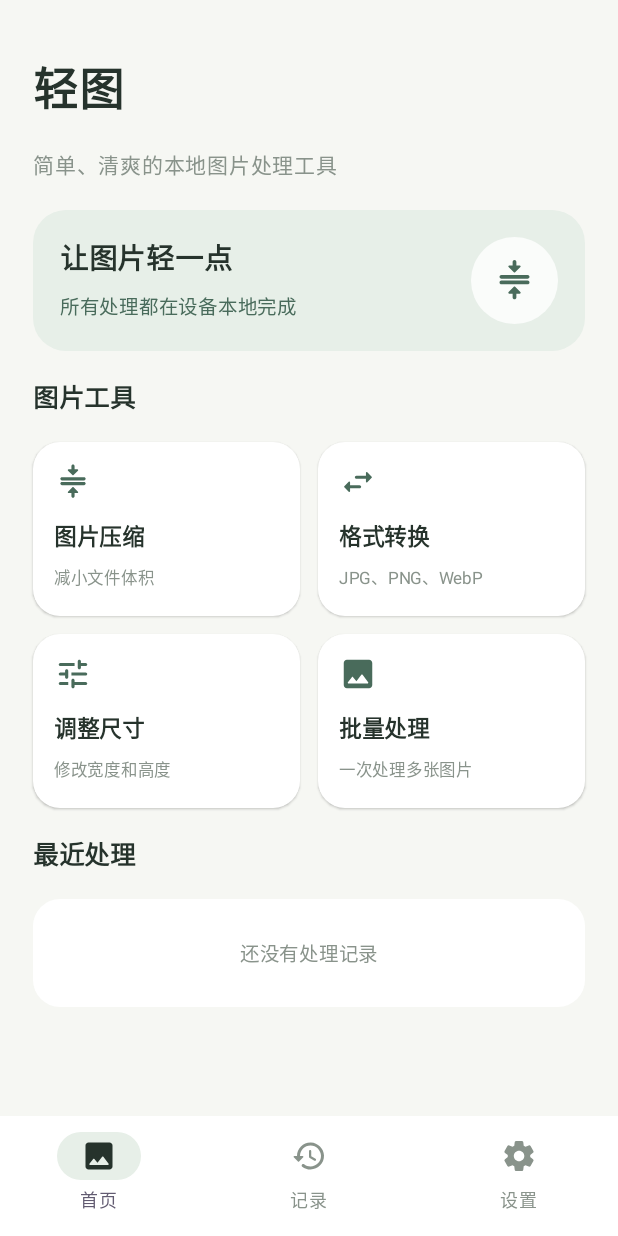
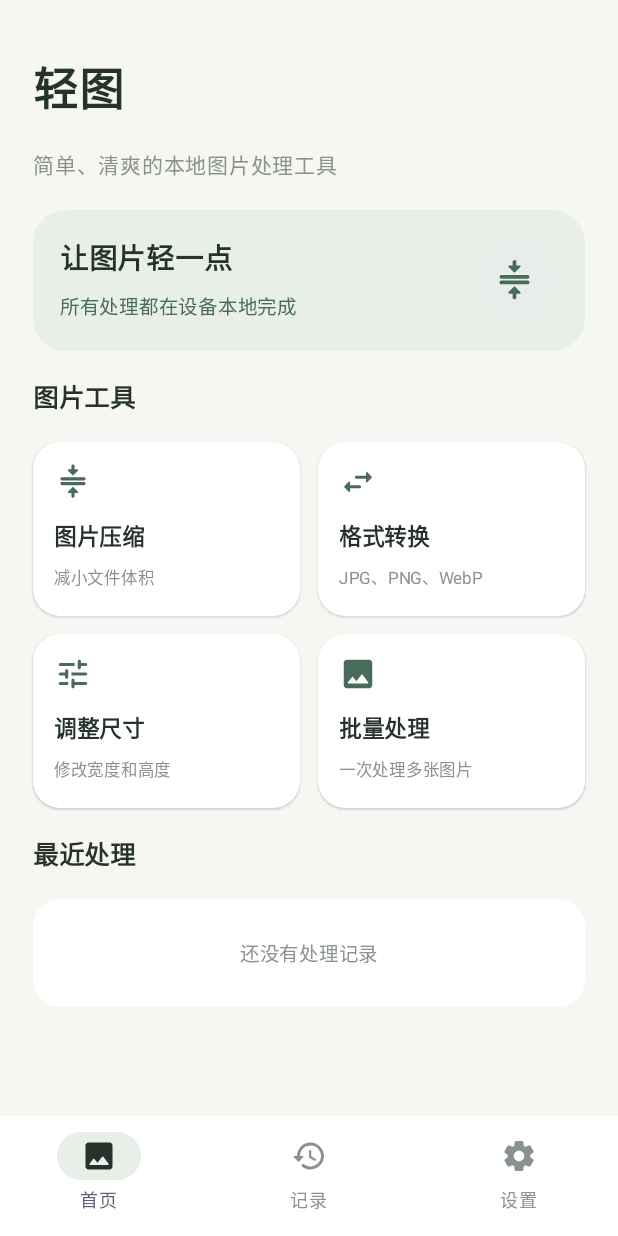
Before and after one commit to wuyueyuluos/qingtu, an Android app built with Jetpack Compose: the screen it shows after launch (MainActivity), on a phone screen of 412 x 824 dp. Run offline under Robolectric (Android 15) with nearby library versions, the phone set to English and light mode, and no system bars.

Commit message:
Fix home and compression surfaces in dark theme

```diff
--- a/app/src/main/java/com/example/qingtu/MainActivity.kt
+++ b/app/src/main/java/com/example/qingtu/MainActivity.kt
@@ -117,7 +117,7 @@ private fun HomePage(modifier: Modifier = Modifier, onCompress: () -> Unit, onCo
                     Spacer(Modifier.height(6.dp))
                     Text("所有处理都在设备本地完成", fontSize = 13.sp, color = DeepGreen)
                 }
-                Box(Modifier.size(58.dp).background(Color.White.copy(alpha = 0.8f), CircleShape),
+                Box(Modifier.size(58.dp).background(MaterialTheme.colorScheme.surfaceVariant.copy(alpha = 0.9f), CircleShape),
                     contentAlignment = Alignment.Center) {
                     Icon(Icons.Rounded.Compress, null, tint = DeepGreen, modifier = Modifier.size(30.dp))
                 }
@@ -150,7 +150,7 @@ private fun ToolCard(
     modifier: Modifier = Modifier, onClick: () -> Unit
 ) {
     Card(onClick = onClick, modifier = modifier.height(116.dp),
-        colors = CardDefaults.cardColors(containerColor = Color.White),
+        colors = CardDefaults.cardColors(containerColor = MaterialTheme.colorScheme.surface),
         shape = RoundedCornerShape(18.dp), elevation = CardDefaults.cardElevation(1.dp)) {
         Column(Modifier.fillMaxSize().padding(14.dp), verticalArrangement = Arrangement.SpaceBetween) {
             Icon(icon, null, tint = DeepGreen, modifier = Modifier.size(25.dp))
@@ -211,7 +211,7 @@ private fun CompressionPage(onBack: () -> Unit) {
             Text(if (bitmap == null) "选择图片" else "重新选择图片")
         }
         Spacer(Modifier.height(16.dp))
-        Card(Modifier.fillMaxWidth().weight(1f), colors = CardDefaults.cardColors(containerColor = Color.White),
+        Card(Modifier.fillMaxWidth().weight(1f), colors = CardDefaults.cardColors(containerColor = MaterialTheme.colorScheme.surface),
             shape = RoundedCornerShape(20.dp)) {
             Column(Modifier.fillMaxSize().padding(12.dp)) {
                 val before = bitmap
```
